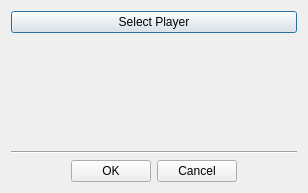
First picture: the form in native/src/DovahKit/widgets/widget-dialogs/DKCompactObjectReferencePickerDialog.ui, repository DavidJCobb/DovahKit, before the edit.
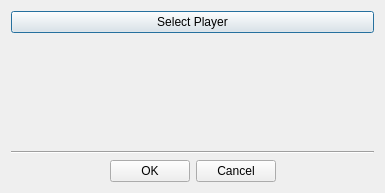
Second picture: the form after the edit. Custom widgets are drawn as their Qt base class.

```diff
--- a/native/src/DovahKit/widgets/widget-dialogs/DKCompactObjectReferencePickerDialog.ui
+++ b/native/src/DovahKit/widgets/widget-dialogs/DKCompactObjectReferencePickerDialog.ui
@@ -6,7 +6,7 @@
    <rect>
     <x>0</x>
     <y>0</y>
-    <width>308</width>
+    <width>385</width>
     <height>193</height>
    </rect>
   </property>
```
